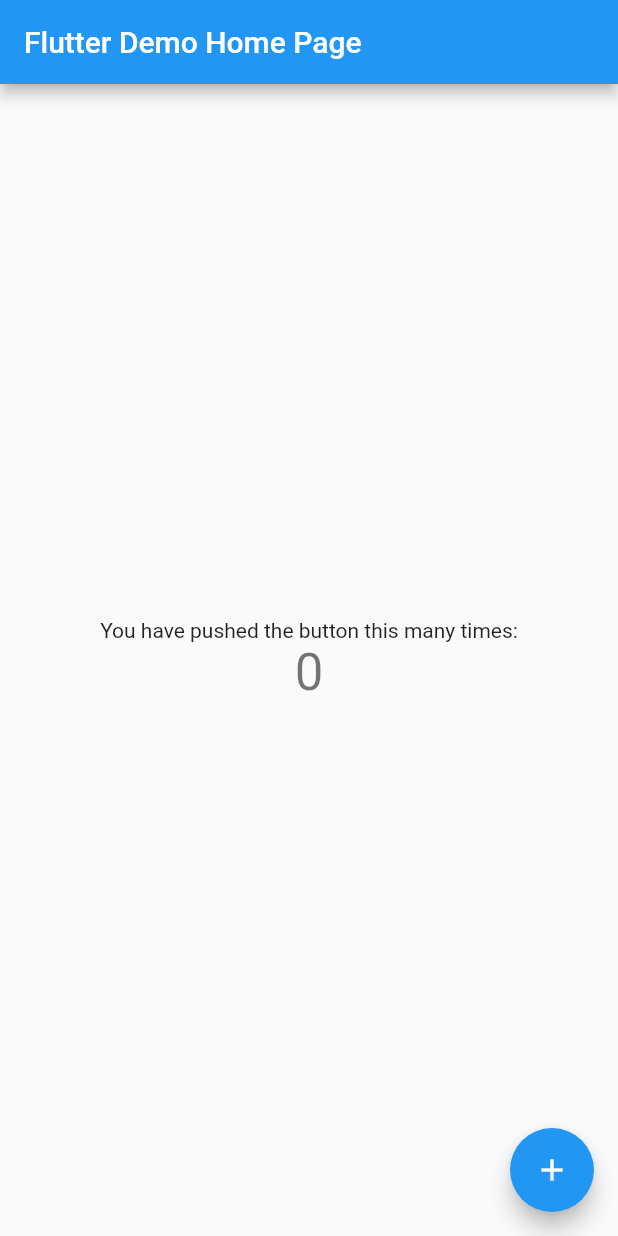
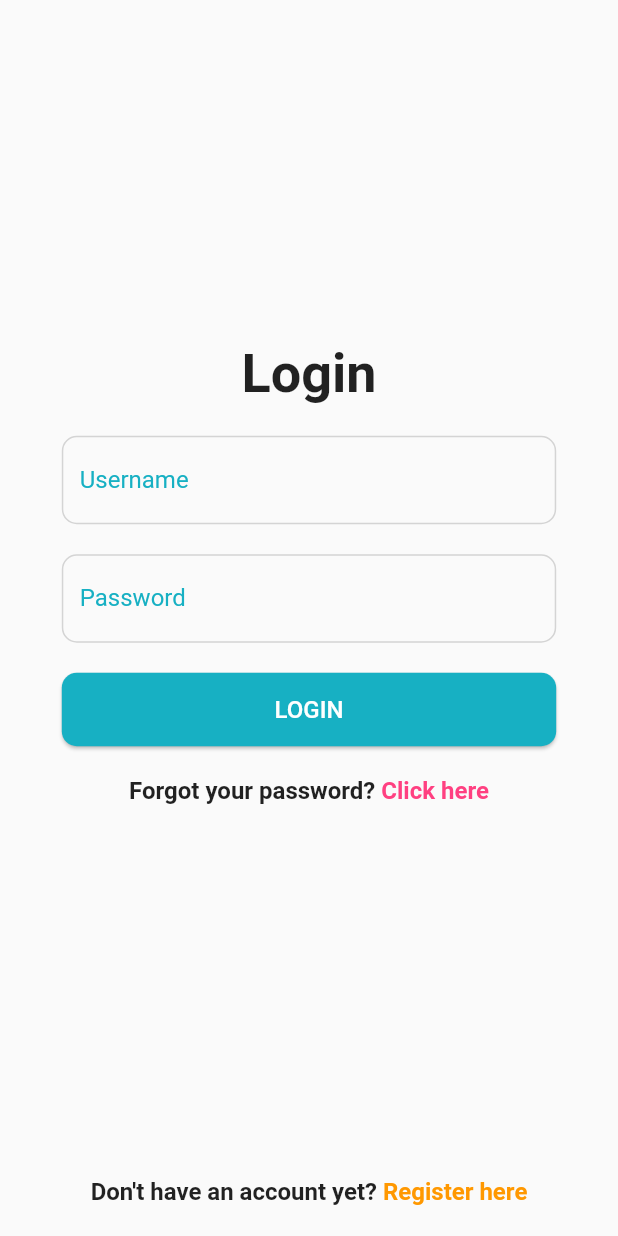
Before and after one commit to coding-hub-org/deliverIt-flutter, a Flutter app: the screen it shows after launch, on a phone screen of 412 x 824 dp. Run offline on Flutter 3.47's test engine with Material 2 defaults, Android fonts, the phone set to English and light mode, and no system bars.

Commit message:
update login layout

```diff
--- a/lib/main.dart
+++ b/lib/main.dart
@@ -1,111 +1,43 @@
+import 'package:deliverit/screens/login_screen.dart';
 import 'package:flutter/material.dart';
 
-void main() => runApp(MyApp());
+void main() => runApp(DeliverIt());
 
-class MyApp extends StatelessWidget {
-  // This widget is the root of your application.
+class DeliverIt extends StatelessWidget {
   @override
   Widget build(BuildContext context) {
     return MaterialApp(
-      title: 'Flutter Demo',
-      theme: ThemeData(
-        // This is the theme of your application.
-        //
-        // Try running your application with "flutter run". You'll see the
-        // application has a blue toolbar. Then, without quitting the app, try
-        // changing the primarySwatch below to Colors.green and then invoke
-        // "hot reload" (press "r" in the console where you ran "flutter run",
-        // or simply save your changes to "hot reload" in a Flutter IDE).
-        // Notice that the counter didn't reset back to zero; the application
-        // is not restarted.
-        primarySwatch: Colors.blue,
-      ),
-      home: MyHomePage(title: 'Flutter Demo Home Page'),
+      debugShowCheckedModeBanner: false,
+      title: 'DeliverIt',
+      theme: _buildTheme(),
+      initialRoute: '/',
+      routes: {
+        '/': (context) => LoginScreen(),
+      },
     );
   }
-}
 
-class MyHomePage extends StatefulWidget {
-  MyHomePage({Key key, this.title}) : super(key: key);
-
-  // This widget is the home page of your application. It is stateful, meaning
-  // that it has a State object (defined below) that contains fields that affect
-  // how it looks.
-
-  // This class is the configuration for the state. It holds the values (in this
-  // case the title) provided by the parent (in this case the App widget) and
-  // used by the build method of the State. Fields in a Widget subclass are
-  // always marked "final".
-
-  final String title;
-
-  @override
-  _MyHomePageState createState() => _MyHomePageState();
-}
-
-class _MyHomePageState extends State<MyHomePage> {
-  int _counter = 0;
-
-  void _incrementCounter() {
-    setState(() {
-      // This call to setState tells the Flutter framework that something has
-      // changed in this State, which causes it to rerun the build method below
-      // so that the display can reflect the updated values. If we changed
-      // _counter without calling setState(), then the build method would not be
-      // called again, and so nothing would appear to happen.
-      _counter++;
-    });
-  }
-
-  @override
-  Widget build(BuildContext context) {
-    // This method is rerun every time setState is called, for instance as done
-    // by the _incrementCounter method above.
-    //
-    // The Flutter framework has been optimized to make rerunning build methods
-    // fast, so that you can just rebuild anything that needs updating rather
-    // than having to individually change instances of widgets.
-    return Scaffold(
-      appBar: AppBar(
-        // Here we take the value from the MyHomePage object that was created by
-        // the App.build method, and use it to set our appbar title.
-        title: Text(widget.title),
-      ),
-      body: Center(
-        // Center is a layout widget. It takes a single child and positions it
-        // in the middle of the parent.
-        child: Column(
-          // Column is also layout widget. It takes a list of children and
-          // arranges them vertically. By default, it sizes itself to fit its
-          // children horizontally, and tries to be as tall as its parent.
-          //
-          // Invoke "debug painting" (press "p" in the console, choose the
-          // "Toggle Debug Paint" action from the Flutter Inspector in Android
-          // Studio, or the "Toggle Debug Paint" command in Visual Studio Code)
-          // to see the wireframe for each widget.
-          //
-          // Column has various properties to control how it sizes itself and
-          // how it positions its children. Here we use mainAxisAlignment to
-          // center the children vertically; the main axis here is the vertical
-          // axis because Columns are vertical (the cross axis would be
-          // horizontal).
-          mainAxisAlignment: MainAxisAlignment.center,
-          children: <Widget>[
-            Text(
-              'You have pushed the button this many times:',
-            ),
-            Text(
-              '$_counter',
-              style: Theme.of(context).textTheme.display1,
-            ),
-          ],
-        ),
-      ),
-      floatingActionButton: FloatingActionButton(
-        onPressed: _incrementCounter,
-        tooltip: 'Increment',
-        child: Icon(Icons.add),
-      ), // This trailing comma makes auto-formatting nicer for build methods.
-    );
+  ThemeData _buildTheme() {
+    return ThemeData(
+        buttonTheme: ButtonThemeData(
+            buttonColor: Color(0xFF17B0C3),
+            splashColor: Color(0xFF54d5e5),
+            disabledColor: Color(0xFF17B0C3)),
+        primarySwatch: Colors.blue,
+        inputDecorationTheme: InputDecorationTheme(
+            labelStyle: TextStyle(fontSize: 16, color: Color(0xFF17B0C3)),
+            hintStyle: TextStyle(fontSize: 16, color: Colors.black87),
+            border: OutlineInputBorder(
+                borderSide: BorderSide(color: Color(0xFFD4D4D4)),
+                borderRadius: BorderRadius.circular(10)),
+            disabledBorder: OutlineInputBorder(
+                borderSide: BorderSide(color: Color(0xFFD4D4D4)),
+                borderRadius: BorderRadius.circular(10)),
+            focusedBorder: OutlineInputBorder(
+                borderSide: BorderSide(color: Color(0xFF17B0C3)),
+                borderRadius: BorderRadius.circular(10)),
+            enabledBorder: OutlineInputBorder(
+                borderSide: BorderSide(color: Color(0xFFD4D4D4)),
+                borderRadius: BorderRadius.circular(10))));
   }
 }
--- /dev/null
+++ b/lib/screens/login_screen.dart
@@ -0,0 +1,127 @@
+import 'package:flutter/cupertino.dart';
+import 'package:flutter/material.dart';
+
+class LoginScreen extends StatelessWidget {
+  LoginScreen({Key key}) : super(key: key);
+
+  @override
+  Widget build(BuildContext context) {
+    final usernameController = TextEditingController();
+    final passwordController = TextEditingController();
+
+    double statusBarHeight = MediaQuery.of(context).padding.top;
+    double usingHeight = MediaQuery.of(context).size.height - statusBarHeight;
+    print(usingHeight);
+
+    double margin = 20;
+
+    var questionStyle = TextStyle(fontSize: 16, fontWeight: FontWeight.bold);
+
+    return Scaffold(
+      body: SafeArea(
+        child: Column(
+          mainAxisAlignment: MainAxisAlignment.center,
+          crossAxisAlignment: CrossAxisAlignment.center,
+          children: <Widget>[
+            Expanded(
+              child: Padding(
+                padding: EdgeInsets.symmetric(
+                    horizontal: MediaQuery.of(context).size.width * 0.1),
+                child: Column(
+                  crossAxisAlignment: CrossAxisAlignment.center,
+                  mainAxisAlignment: MainAxisAlignment.center,
+                  children: <Widget>[
+                    Center(
+                        child: Text(
+                      "Login",
+                      style:
+                          TextStyle(fontSize: 36, fontWeight: FontWeight.bold),
+                    )),
+                    Container(
+                        margin: EdgeInsets.only(top: margin),
+                        child: TextFormField(
+                            controller: usernameController,
+                            decoration: InputDecoration(
+                              labelText: "Username",
+                            ))),
+                    Container(
+                        margin: EdgeInsets.only(top: margin),
+                        child: TextFormField(
+                          controller: passwordController,
+                          obscureText: true,
+                          decoration: InputDecoration(labelText: "Password"),
+                        )),
+                    Container(
+                      width: MediaQuery.of(context).size.width * 0.9,
+                      margin: EdgeInsets.only(top: margin),
+                      child: RaisedButton(
+                        padding:
+                            EdgeInsets.symmetric(vertical: 15, horizontal: 10),
+                        elevation: 1,
+                        highlightElevation: 1,
+                        shape: RoundedRectangleBorder(
+                            borderRadius: BorderRadius.circular(10)),
+                        onPressed: () {},
+                        child: Text(
+                          "LOGIN",
+                          style: TextStyle(color: Colors.white, fontSize: 16),
+                        ),
+                      ),
+                    ),
+                    Container(
+                      margin: EdgeInsets.only(top: margin),
+                      child: Row(
+                        mainAxisAlignment: MainAxisAlignment.center,
+                        children: <Widget>[
+                          Text(
+                            "Forgot your password? ",
+                            style: questionStyle,
+                          ),
+                          Text(
+                            "Click here",
+                            style: questionStyle.copyWith(
+                                color: Colors.pinkAccent),
+                          )
+                        ],
+                      ),
+                    )
+                  ],
+                ),
+              ),
+            ),
+            Container(
+              margin: EdgeInsets.only(top: margin, bottom: margin),
+              child: Row(
+                mainAxisAlignment: MainAxisAlignment.center,
+                children: <Widget>[
+                  Text(
+                    "Don't have an account yet? ",
+                    style: questionStyle,
+                  ),
+                  GestureDetector(
+                    onTap: () {
+                      print("Register tapped");
+                    },
+                    child: Text(
+                      "Register here",
+                      style: questionStyle.copyWith(color: Colors.orange),
+                    ),
+                  ),
+                  // CupertinoButton(
+                  //   pressedOpacity: 0.5,
+                  //   padding: EdgeInsets.all(0),
+                  //   onPressed: () {},
+                  //   child: Text(
+                  //     "Register here",
+                  //     style: questionStyle.copyWith(color: Colors.orange),
+                  //   ),
+                  // )
+                ],
+              ),
+            )
+          ],
+        ),
+      ),
+    );
+  }
+}
```
Also changed, not shown: 6 other files.
